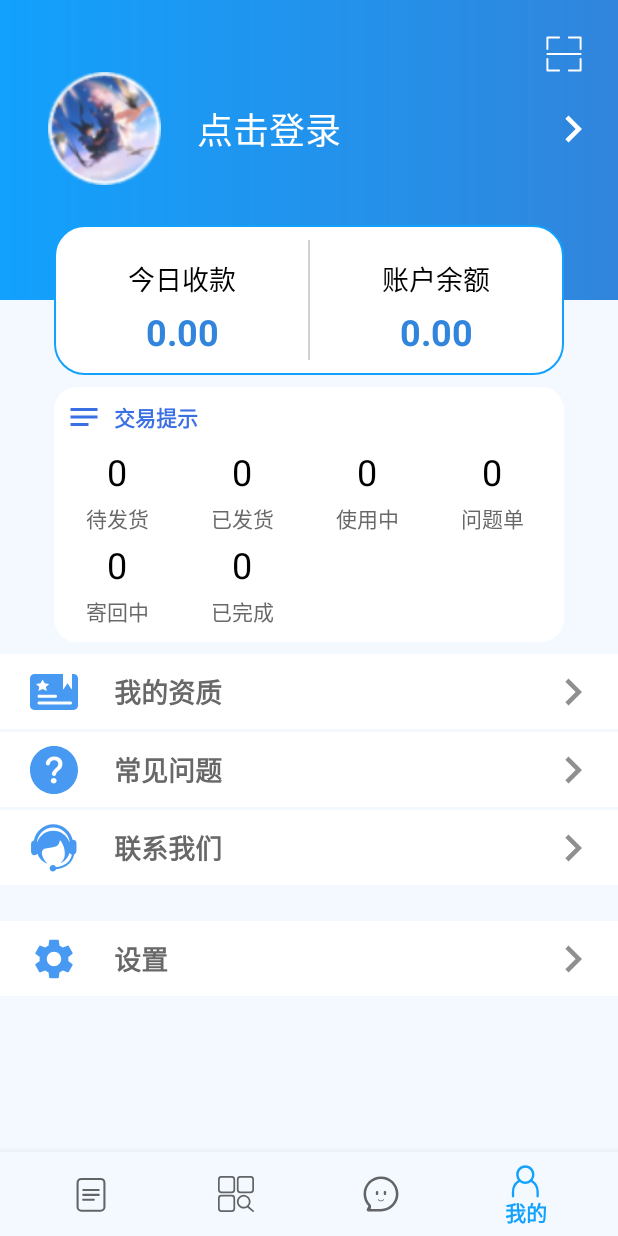
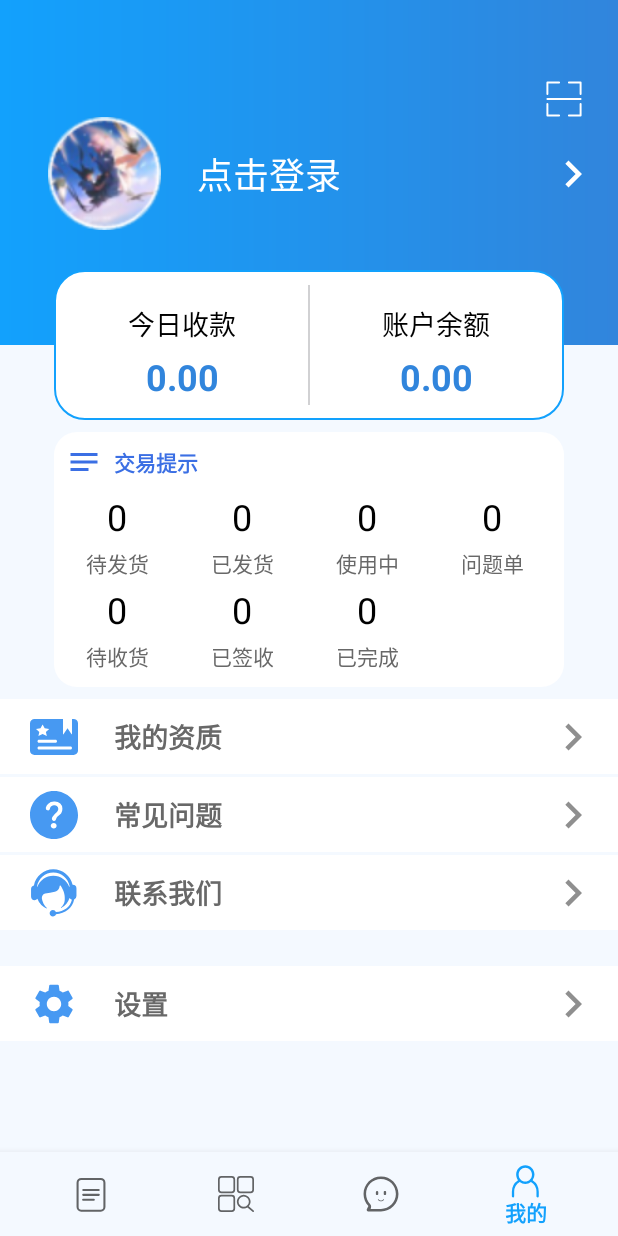
Before and after one commit to 863252054/anzu, an Android app: the MyFragment screen opened through its navigation route, on a phone screen of 412 x 824 dp. Run offline under Robolectric (Android 15) with nearby library versions, the phone set to English and light mode, and no system bars; our stand-ins replace navigation-ui; network calls fail.

Commit message:
Transparent StatusBar

```diff
--- a/app/src/main/res/layout/fragment_msg.xml
+++ b/app/src/main/res/layout/fragment_msg.xml
@@ -11,6 +11,7 @@
         android:id="@+id/msg_tab_layout"
         android:layout_width="0dp"
         android:layout_height="wrap_content"
+        android:layout_marginTop="30dp"
         app:layout_constraintEnd_toEndOf="parent"
         app:layout_constraintStart_toStartOf="parent"
         app:layout_constraintTop_toTopOf="parent"
@@ -24,7 +25,7 @@
     <androidx.viewpager.widget.ViewPager
         android:id="@+id/msg_view_pager"
         android:layout_width="wrap_content"
-        android:layout_height="645dp"
+        android:layout_height="615dp"
         app:layout_constraintStart_toStartOf="@+id/msg_tab_layout"
         app:layout_constraintTop_toBottomOf="@+id/msg_tab_layout" />
 
--- a/app/src/main/res/layout/fragment_my.xml
+++ b/app/src/main/res/layout/fragment_my.xml
@@ -10,7 +10,7 @@
     <androidx.constraintlayout.widget.ConstraintLayout
         android:id="@+id/my_header_background"
         android:layout_width="0dp"
-        android:layout_height="200dp"
+        android:layout_height="230dp"
         android:background="@drawable/background_shade_color"
         app:layout_constraintEnd_toEndOf="parent"
         app:layout_constraintStart_toStartOf="parent"
@@ -21,7 +21,7 @@
             android:layout_width="75dp"
             android:layout_height="75dp"
             android:layout_marginStart="32dp"
-            android:layout_marginTop="48dp"
+            android:layout_marginTop="78dp"
             android:src="@drawable/my_head"
             app:layout_constraintStart_toStartOf="parent"
             app:layout_constraintTop_toTopOf="parent" />
@@ -42,7 +42,7 @@
             android:id="@+id/my_scanner_img"
             android:layout_width="24dp"
             android:layout_height="24dp"
-            android:layout_marginTop="24dp"
+            android:layout_marginTop="54dp"
             android:layout_marginEnd="24dp"
             android:src="@drawable/ic_scanner"
             app:layout_constraintEnd_toEndOf="parent"
@@ -63,7 +63,7 @@
         android:id="@+id/my_money"
         android:layout_width="340dp"
         android:layout_height="100dp"
-        android:layout_marginTop="150dp"
+        android:layout_marginTop="180dp"
         android:background="@drawable/bg_border"
         app:layout_constraintBottom_toBottomOf="parent"
         app:layout_constraintEnd_toEndOf="parent"
@@ -288,7 +288,7 @@
             android:layout_width="wrap_content"
             android:layout_height="wrap_content"
             android:layout_marginTop="4dp"
-            android:text="寄回中"
+            android:text="待收货"
             android:textColor="#686868"
             app:layout_constraintEnd_toEndOf="@+id/my_deal_waitreceive_number"
             app:layout_constraintStart_toStartOf="@+id/my_deal_waitreceive_number"
@@ -312,11 +312,35 @@
             android:layout_width="wrap_content"
             android:layout_height="wrap_content"
             android:layout_marginTop="4dp"
-            android:text="已完成"
+            android:text="已签收"
             android:textColor="#686868"
             app:layout_constraintEnd_toEndOf="@+id/my_deal_alreadyreceive_number"
             app:layout_constraintStart_toStartOf="@+id/my_deal_alreadyreceive_number"
             app:layout_constraintTop_toBottomOf="@+id/my_deal_alreadyreceive_number"
+            tools:textSize="14sp" />
+
+        <TextView
+            android:id="@+id/my_deal_finish_number"
+            android:layout_width="wrap_content"
+            android:layout_height="wrap_content"
+            android:layout_marginStart="70dp"
+            android:layout_marginTop="70dp"
+            android:text="0"
+            android:textColor="#000000"
+            android:textSize="24sp"
+            app:layout_constraintStart_toEndOf="@id/my_deal_alreadyreceive_number"
+            app:layout_constraintTop_toBottomOf="@id/my_deal_image" />
+
+        <TextView
+            android:id="@+id/my_deal_finish_title"
+            android:layout_width="wrap_content"
+            android:layout_height="wrap_content"
+            android:layout_marginTop="4dp"
+            android:text="已完成"
+            android:textColor="#686868"
+            app:layout_constraintEnd_toEndOf="@+id/my_deal_finish_number"
+            app:layout_constraintStart_toStartOf="@+id/my_deal_finish_number"
+            app:layout_constraintTop_toBottomOf="@+id/my_deal_finish_number"
             tools:textSize="14sp" />
 
     </androidx.constraintlayout.widget.ConstraintLayout>
--- a/app/src/main/res/values/styles.xml
+++ b/app/src/main/res/values/styles.xml
@@ -11,10 +11,12 @@
         <item name="colorPrimary">@color/colorPrimary</item>
         <item name="colorPrimaryDark">@color/colorPrimaryDark</item>
         <item name="colorAccent">@color/colorAccent</item>
-        <item name="android:statusBarColor">@color/colorPrimary</item>
         <item name="android:windowBackground">@color/colorBackground</item>
         <item name="android:colorControlNormal">@android:color/white</item>
-<!--        <item name="redText">@color/red</item>-->
+        <item name="android:windowTranslucentStatus">true</item>
+        <item name="android:windowLightStatusBar">true</item>
+        <item name="android:statusBarColor">@android:color/transparent</item>
+        <!--        <item name="redText">@color/red</item>-->
 <!--        <item name="bg">@color/Background</item>-->
 <!--        <item name="tittleText">@color/tittleText</item>-->
 <!--        <item name="title_layout">@drawable/side_nav_bar</item>-->
```
Also changed, not shown: app/src/main/AndroidManifest.xml (+4 -4 lines), app/src/main/res/layout/fragment_goods.xml (+4 -4 lines), app/src/main/res/layout/fragment_order.xml (+5 -4 lines).
